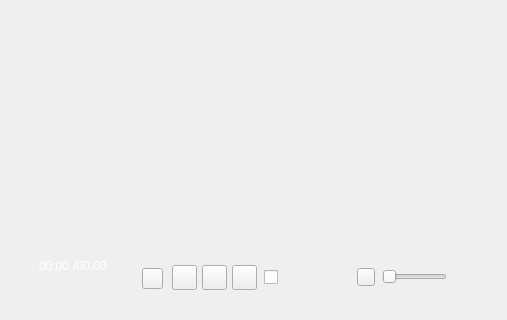
Qt form TTKCore/musicUi/musicApplication/musicapplication.ui (Greedysky/TTKMusicPlayer) before a commit; both pictures show x 483 to 990 and y 310 to 630 of the 990 by 630 pixel window.
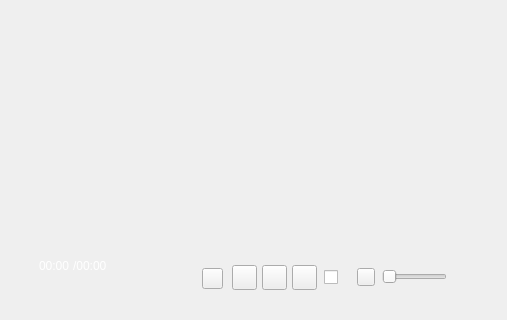
The same form after that commit. Icons and pictures are not drawn. Custom widgets are drawn as their Qt base class.

Commit message: #16 refactor main interface ui[522147]

The edit to the form file:
```diff
--- a/TTKCore/musicUi/musicApplication/musicapplication.ui
+++ b/TTKCore/musicUi/musicApplication/musicapplication.ui
@@ -541,7 +541,7 @@
   <widget class="QToolButton" name="musicBestLove">
    <property name="geometry">
     <rect>
-     <x>625</x>
+     <x>685</x>
      <y>578</y>
      <width>21</width>
      <height>21</height>
@@ -554,7 +554,7 @@
   <widget class="QToolButton" name="musicPlayMode">
    <property name="geometry">
     <rect>
-     <x>655</x>
+     <x>715</x>
      <y>575</y>
      <width>25</width>
      <height>25</height>
@@ -567,7 +567,7 @@
   <widget class="QCheckBox" name="musicDesktopLrc">
    <property name="geometry">
     <rect>
-     <x>747</x>
+     <x>807</x>
      <y>577</y>
      <width>20</width>
      <height>20</height>
@@ -586,8 +586,8 @@
   <widget class="MusicEnhancedWidget" name="musicEnhancedButton" native="true">
    <property name="geometry">
     <rect>
-     <x>775</x>
-     <y>578</y>
+     <x>620</x>
+     <y>580</y>
      <width>50</width>
      <height>20</height>
     </rect>
@@ -625,7 +625,7 @@
   <widget class="QToolButton" name="musicDownload">
    <property name="geometry">
     <rect>
-     <x>715</x>
+     <x>775</x>
      <y>575</y>
      <width>25</width>
      <height>25</height>
@@ -641,7 +641,7 @@
   <widget class="QToolButton" name="musicSimilarFound">
    <property name="geometry">
     <rect>
-     <x>685</x>
+     <x>745</x>
      <y>575</y>
      <width>25</width>
      <height>25</height>
```
The commit also changes 1 other file.
